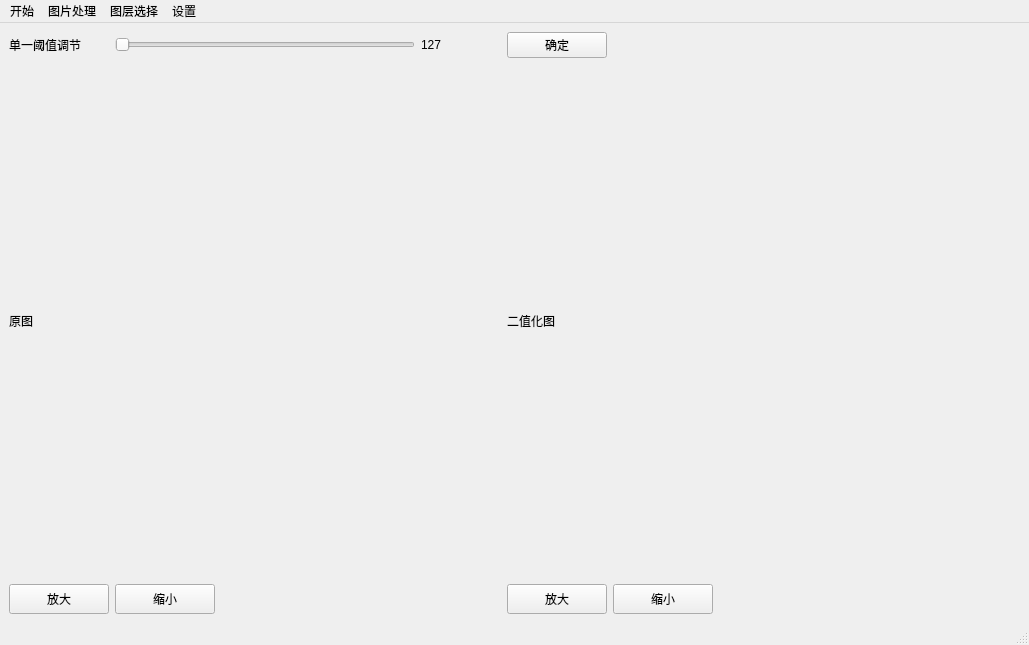
The window that PyQt_UI/MainWindow.ui (HITSZ-AI/ChipDetection) describes before a commit, drawn with Qt 5.
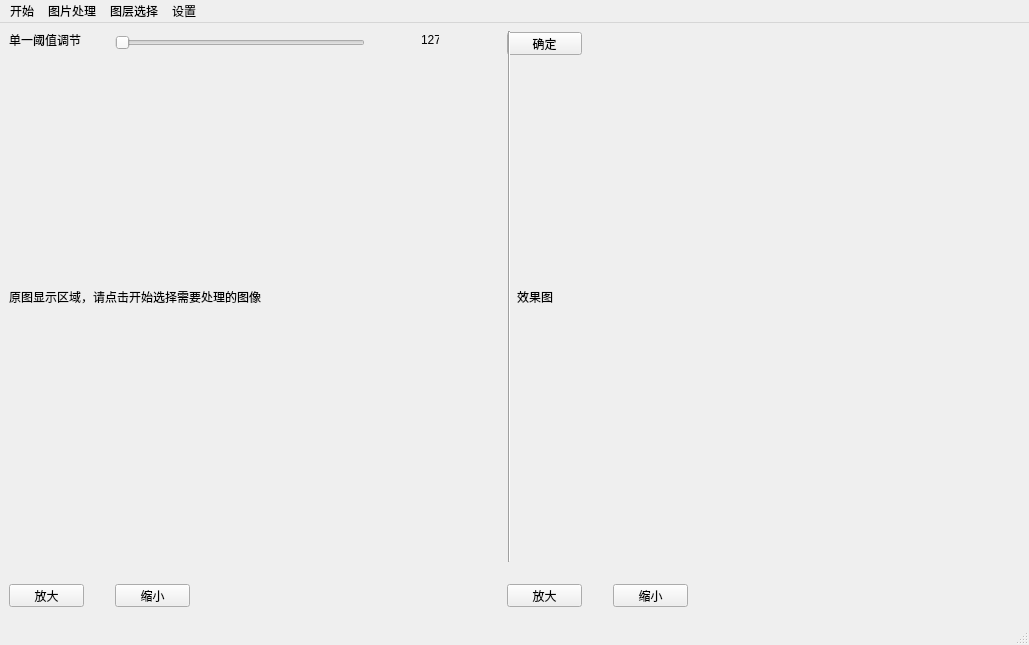
The same window after the commit.

Commit message: '增加图像覆盖功能，把图像单一阈值话放在弹出界面，图像RGB差值的输出改为三通道彩色图像'

Diff of the .ui file:
```diff
--- a/PyQt_UI/MainWindow.ui
+++ b/PyQt_UI/MainWindow.ui
@@ -14,9 +14,15 @@
    <string>MainWindow</string>
   </property>
   <widget class="QWidget" name="centralwidget">
-   <layout class="QGridLayout" name="gridLayout">
-    <item row="6" column="3">
      <widget class="QPushButton" name="button_AmplifyBinaryImg">
+    <property name="geometry">
+     <rect>
+      <x>507</x>
+      <y>561</y>
+      <width>75</width>
+      <height>23</height>
+     </rect>
+    </property>
       <property name="minimumSize">
        <size>
         <width>50</width>
@@ -33,28 +39,15 @@
        <string>放大</string>
       </property>
      </widget>
-    </item>
-    <item row="5" column="0" colspan="3">
-     <widget class="QLabel" name="label_OrImg">
-      <property name="minimumSize">
-       <size>
-        <width>381</width>
-        <height>301</height>
-       </size>
-      </property>
-      <property name="maximumSize">
-       <size>
-        <width>1000</width>
-        <height>750</height>
-       </size>
-      </property>
-      <property name="text">
-       <string>原图</string>
-      </property>
-     </widget>
-    </item>
-    <item row="6" column="0">
      <widget class="QPushButton" name="button_AmplifyOrImg">
+    <property name="geometry">
+     <rect>
+      <x>9</x>
+      <y>561</y>
+      <width>75</width>
+      <height>23</height>
+     </rect>
+    </property>
       <property name="minimumSize">
        <size>
         <width>50</width>
@@ -71,28 +64,15 @@
        <string>放大</string>
       </property>
      </widget>
-    </item>
-    <item row="5" column="3" colspan="4">
-     <widget class="QLabel" name="label_BinaryImg">
-      <property name="minimumSize">
-       <size>
-        <width>381</width>
-        <height>301</height>
-       </size>
-      </property>
-      <property name="maximumSize">
-       <size>
-        <width>1000</width>
-        <height>750</height>
-       </size>
-      </property>
-      <property name="text">
-       <string>二值化图</string>
-      </property>
-     </widget>
-    </item>
-    <item row="6" column="1">
      <widget class="QPushButton" name="button_LessenOrImg">
+    <property name="geometry">
+     <rect>
+      <x>115</x>
+      <y>561</y>
+      <width>75</width>
+      <height>23</height>
+     </rect>
+    </property>
       <property name="minimumSize">
        <size>
         <width>50</width>
@@ -109,9 +89,15 @@
        <string>缩小</string>
       </property>
      </widget>
-    </item>
-    <item row="0" column="1">
      <widget class="QSlider" name="slider_BinaryThre">
+    <property name="geometry">
+     <rect>
+      <x>115</x>
+      <y>9</y>
+      <width>250</width>
+      <height>22</height>
+     </rect>
+    </property>
       <property name="minimumSize">
        <size>
         <width>250</width>
@@ -128,9 +114,15 @@
        <enum>Qt::Horizontal</enum>
       </property>
      </widget>
-    </item>
-    <item row="0" column="0">
      <widget class="QLabel" name="label_SingleThre">
+    <property name="geometry">
+     <rect>
+      <x>9</x>
+      <y>9</y>
+      <width>72</width>
+      <height>16</height>
+     </rect>
+    </property>
       <property name="minimumSize">
        <size>
         <width>50</width>
@@ -147,9 +139,15 @@
        <string>单一阈值调节</string>
       </property>
      </widget>
-    </item>
-    <item row="0" column="2">
      <widget class="QLabel" name="label_ThresholdValue">
+    <property name="geometry">
+     <rect>
+      <x>421</x>
+      <y>9</y>
+      <width>18</width>
+      <height>16</height>
+     </rect>
+    </property>
       <property name="maximumSize">
        <size>
         <width>80</width>
@@ -160,9 +158,15 @@
        <string>127</string>
       </property>
      </widget>
-    </item>
-    <item row="6" column="4">
      <widget class="QPushButton" name="button_lessenBinaryImg">
+    <property name="geometry">
+     <rect>
+      <x>613</x>
+      <y>561</y>
+      <width>75</width>
+      <height>23</height>
+     </rect>
+    </property>
       <property name="minimumSize">
        <size>
         <width>50</width>
@@ -179,15 +183,76 @@
        <string>缩小</string>
       </property>
      </widget>
-    </item>
-    <item row="0" column="3">
      <widget class="QPushButton" name="button_ThreCon">
+    <property name="geometry">
+     <rect>
+      <x>507</x>
+      <y>9</y>
+      <width>75</width>
+      <height>23</height>
+     </rect>
+    </property>
       <property name="text">
        <string>确定</string>
       </property>
      </widget>
-    </item>
-   </layout>
+   <widget class="QWidget" name="layoutWidget">
+    <property name="geometry">
+     <rect>
+      <x>9</x>
+      <y>8</y>
+      <width>1001</width>
+      <height>531</height>
+     </rect>
+    </property>
+    <layout class="QHBoxLayout" name="horizontalLayout">
+     <item>
+      <widget class="QLabel" name="label_OrImg">
+       <property name="minimumSize">
+        <size>
+         <width>381</width>
+         <height>301</height>
+        </size>
+       </property>
+       <property name="maximumSize">
+        <size>
+         <width>1000</width>
+         <height>750</height>
+        </size>
+       </property>
+       <property name="text">
+        <string>原图显示区域，请点击开始选择需要处理的图像</string>
+       </property>
+      </widget>
+     </item>
+     <item>
+      <widget class="Line" name="line">
+       <property name="orientation">
+        <enum>Qt::Vertical</enum>
+       </property>
+      </widget>
+     </item>
+     <item>
+      <widget class="QLabel" name="label_BinaryImg">
+       <property name="minimumSize">
+        <size>
+         <width>381</width>
+         <height>301</height>
+        </size>
+       </property>
+       <property name="maximumSize">
+        <size>
+         <width>1000</width>
+         <height>750</height>
+        </size>
+       </property>
+       <property name="text">
+        <string>效果图</string>
+       </property>
+      </widget>
+     </item>
+    </layout>
+   </widget>
   </widget>
   <widget class="QMenuBar" name="menubar">
    <property name="geometry">
```
Lines whose indentation alone changed are shown as unchanged. The commit also changes 3 other files.
